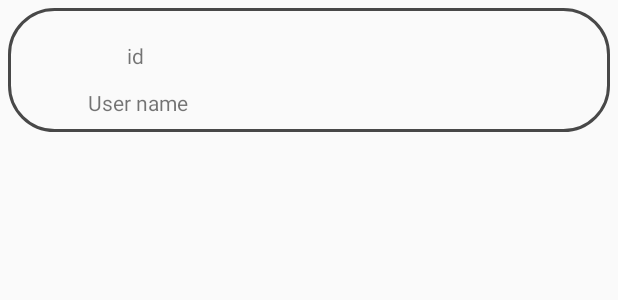
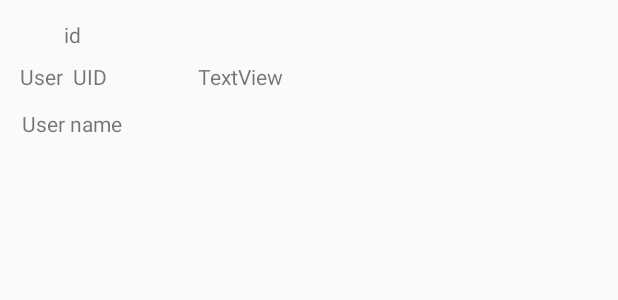
Before and after one commit to baali-boudjemaa/kotlinApp, an Android app: the layout raw.xml on its own in the app's theme, with its tools: preview values and no code run, on a phone screen of 412 x 824 dp. Shown: the top 300 px of the screen. Run offline under Robolectric (Android 15) with nearby library versions, the phone set to English and light mode, and no system bars; network calls fail.

```diff
--- a/app/src/main/java/com/example/kotlinapp/Adapter/UsersAdapter.kt
+++ b/app/src/main/java/com/example/kotlinapp/Adapter/UsersAdapter.kt
@@ -1,8 +1,8 @@
 package com.example.kotlinapp.Adapter
 
 import android.view.LayoutInflater
-import android.view.View
 import android.view.ViewGroup
+import android.widget.TextView
 import androidx.databinding.DataBindingUtil
 import androidx.recyclerview.widget.RecyclerView
 import com.example.kotlinapp.models.User
@@ -13,14 +13,15 @@ import kotlinx.android.synthetic.main.raw.view.*
 class UsersAdapter() : RecyclerView.Adapter<UsersViewHolder>() {
     lateinit var users: List<User>;
     override fun onCreateViewHolder(parent: ViewGroup, viewType: Int): UsersViewHolder {
+        val layoutInflater = LayoutInflater.from(parent.context)
         val binding: RawBinding = DataBindingUtil.inflate(
-            LayoutInflater.from(parent.context),
+            layoutInflater,
             R.layout.raw,
             parent,
             false
         )
 
-        return UsersViewHolder(binding.root)
+        return UsersViewHolder(binding)
     }
 
     fun updateUserList(users: List<User>):UsersAdapter {
@@ -33,17 +34,21 @@ class UsersAdapter() : RecyclerView.Adapter<UsersViewHolder>() {
     }
 
     override fun onBindViewHolder(holder: UsersViewHolder, position: Int) {
-        return holder.bind(users[position])
+         holder.bind(users[position])
     }
 }
 
-class UsersViewHolder(itemView: View) : RecyclerView.ViewHolder(itemView) {
+class UsersViewHolder(val binding : RawBinding) : RecyclerView.ViewHolder(binding.root) {
 
+     // var tc:TextView=itemView.tc
 
     fun bind(user: User) {
-        itemView.apply {
-            ids.text = """${user.id}"""
-            name.text = user.name
+
+        binding.apply {
+            println(user.uid)
+            tc.text=user.uid
+            iid = user.ids.toString()
+           names = user.name
         }
         // Glide.with(itemView.context).load("http://image.tmdb.org/t/p/w500${movie.poster_path}").into(photo)
 
--- a/app/src/main/java/com/example/kotlinapp/MainActivity.kt
+++ b/app/src/main/java/com/example/kotlinapp/MainActivity.kt
@@ -22,17 +22,17 @@ class MainActivity : AppCompatActivity() {
 
         var mainViewModel: MainViewModel =
             ViewModelProviders.of(this).get(MainViewModel::class.java);
-        binding.viewModel = mainViewModel
+
 
         mainViewModel.fetchAllUsers().observe(this, Observer<List<User>>() {
             recyclerView.apply {
                 setHasFixedSize(true)
                 layoutManager = LinearLayoutManager(this@MainActivity)
-                adapter =UsersAdapter().updateUserList(it);
+                adapter =UsersAdapter().updateUserList(it)
             }
         })
 //        recyclerView.adapter = UsersAdapter(mainViewModel.users.value!!)
 
-
+        //binding.viewModel = mainViewModel
     }
 }
--- a/app/src/main/java/com/example/kotlinapp/models/User.kt
+++ b/app/src/main/java/com/example/kotlinapp/models/User.kt
@@ -7,4 +7,4 @@ import androidx.room.PrimaryKey
 
 @Entity(tableName = "UserClass")
 data class User(@PrimaryKey
-                @ColumnInfo(name = "id") val id:Int, @ColumnInfo(name = "uid")  val uid:String, @ColumnInfo(name = "name")  val name:String, val password:String)
+                @ColumnInfo(name = "ids") val ids:Int, @ColumnInfo(name = "uid")  val uid:String, @ColumnInfo(name = "name")  val name:String, val password:String)
--- a/app/src/main/java/com/example/kotlinapp/viewmodel/MainViewModel.kt
+++ b/app/src/main/java/com/example/kotlinapp/viewmodel/MainViewModel.kt
@@ -37,7 +37,7 @@ class MainViewModel() : ViewModel() {
             .doOnSubscribe { onRetrievePostListStart() }
             .doOnTerminate { onRetrieveUsertListFinish() }
             .subscribe(
-                { onRetrieveUserListSuccess(it.user) },
+                { onRetrieveUserListSuccess(it) },
                 { onRetrieveUserListError() }
             )
 
@@ -69,8 +69,8 @@ class MainViewModel() : ViewModel() {
         loadingVisibility.value = View.GONE
     }
 
-    private fun onRetrieveUserListSuccess(users:List<User>){
-        usersAdapter.updateUserList(users)
+    private fun onRetrieveUserListSuccess(response: response){
+        usersAdapter.updateUserList(response.user)
     }
 
     private fun onRetrieveUserListError(){
--- a/app/src/main/res/layout/activity_main.xml
+++ b/app/src/main/res/layout/activity_main.xml
@@ -1,6 +1,7 @@
 <?xml version="1.0" encoding="utf-8"?>
 <layout xmlns:android="http://schemas.android.com/apk/res/android"
-    xmlns:app="http://schemas.android.com/apk/res-auto">
+    xmlns:app="http://schemas.android.com/apk/res-auto"
+    xmlns:tools="http://schemas.android.com/tools">
     <data>
         <variable
             name="viewModel"
@@ -18,6 +19,7 @@
         android:layout_marginStart="8dp"
         android:layout_marginTop="64dp"
         android:layout_marginEnd="8dp"
+        tools:listitem="@layout/raw"
         app:adapter="@{viewModel.getUsersAdapter()}"
         app:layout_constraintEnd_toEndOf="parent"
         app:layout_constraintStart_toStartOf="parent"
@@ -30,6 +32,7 @@
     app:layout_constraintEnd_toEndOf="parent"
     app:layout_constraintStart_toStartOf="parent"
     app:layout_constraintTop_toTopOf="parent"
-    app:mutableVisibility="@{viewModel.getLoadingVisibility()}" />
+
+        />
 </androidx.constraintlayout.widget.ConstraintLayout>
 </layout>
--- a/app/src/main/res/layout/raw.xml
+++ b/app/src/main/res/layout/raw.xml
@@ -1,69 +1,118 @@
 <?xml version="1.0" encoding="utf-8"?>
-<layout xmlns:android="http://schemas.android.com/apk/res/android"
+<layout xmlns:tools="http://schemas.android.com/tools"
+    xmlns:android="http://schemas.android.com/apk/res/android"
     xmlns:app="http://schemas.android.com/apk/res-auto">
 
     <data>
         <variable
-            name="user"
-            type="com.example.kotlinapp.models.User" />
+            name="iid"
+            type="String" />
+
+        <variable
+            name="names"
+            type="String" />
     </data>
-<RelativeLayout
+
+    <androidx.constraintlayout.widget.ConstraintLayout
         android:layout_width="match_parent"
         android:layout_height="wrap_content"
-    android:paddingBottom="10dp"
-    android:background="@drawable/rounded_red_border"
         android:layout_margin="5dp"
-    >
+        android:elevation="9dp"
+        android:paddingBottom="10dp">
 
         <TextView
             android:id="@+id/textView3"
-        android:layout_width="63dp"
-        android:layout_height="wrap_content"
+            android:layout_width="70dp"
+            android:layout_height="20dp"
             android:layout_alignParentStart="true"
             android:layout_alignParentTop="true"
-        android:layout_marginStart="33dp"
-        android:layout_marginTop="12dp"
+            android:layout_marginStart="8dp"
+            android:layout_marginTop="8dp"
+            android:layout_marginBottom="8dp"
+            android:elevation="9dp"
             android:gravity="center"
             android:text="id"
-        android:elevation="9dp"/>
+            app:layout_constraintBottom_toTopOf="@+id/textView7"
+            app:layout_constraintStart_toStartOf="parent"
+            app:layout_constraintTop_toTopOf="parent" />
 
         <TextView
             android:id="@+id/textView5"
-        android:layout_width="wrap_content"
+            android:layout_width="70dp"
             android:layout_height="wrap_content"
             android:layout_below="@+id/textView3"
             android:layout_alignStart="@+id/textView3"
-        android:layout_marginStart="0dp"
-        android:layout_marginTop="12dp"
+            android:elevation="9dp"
+
             android:gravity="center"
-        android:text="User name" />
+            android:text="User name"
+            app:layout_constraintBottom_toBottomOf="parent"
+            app:layout_constraintEnd_toEndOf="@+id/textView7"
+            app:layout_constraintTop_toBottomOf="@+id/textView7" />
 
         <TextView
             android:id="@+id/ids"
-        android:layout_width="wrap_content"
-        android:layout_height="wrap_content"
+            android:layout_width="60dp"
+            android:layout_height="20dp"
             android:layout_alignTop="@+id/textView3"
             android:layout_alignBottom="@+id/textView3"
             android:layout_centerHorizontal="true"
-        android:layout_marginStart="21dp"
-        android:layout_marginTop="0dp"
-        android:layout_marginBottom="0dp"
             android:layout_toEndOf="@+id/textView3"
             android:gravity="center"
-         android:text="@{user.id}" />
+            android:minWidth="20dp"
+            android:text="@{String.valueOf(iid)}"
+            app:layout_constraintBottom_toTopOf="@+id/tc"
+            app:layout_constraintEnd_toEndOf="parent"
+            app:layout_constraintHorizontal_bias="0.185"
+            app:layout_constraintStart_toEndOf="@+id/textView3"
+            app:layout_constraintTop_toTopOf="@+id/textView3"
+            app:layout_constraintVertical_bias="0.0" />
 
         <TextView
             android:id="@+id/name"
-        android:layout_width="wrap_content"
-        android:layout_height="15dp"
+            android:layout_width="66dp"
+            android:layout_height="18dp"
             android:layout_alignTop="@+id/textView5"
             android:layout_alignBottom="@+id/textView5"
-        android:layout_marginStart="18dp"
-        android:layout_marginTop="2dp"
-        android:layout_marginBottom="2dp"
             android:layout_toEndOf="@+id/textView5"
             android:gravity="center"
-        android:text="@{user.name}" />
+            android:minWidth="20dp"
+            android:text="@{names}"
+            app:layout_constraintBottom_toBottomOf="@+id/textView5"
+            app:layout_constraintEnd_toEndOf="@+id/tc"
+            app:layout_constraintHorizontal_bias="0.5"
+            app:layout_constraintStart_toStartOf="@+id/tc"
+            app:layout_constraintTop_toTopOf="@+id/textView5"
+            app:layout_constraintVertical_bias="1.0" />
 
-</RelativeLayout>
+        <TextView
+            android:id="@+id/tc"
+            android:layout_width="69dp"
+            android:layout_height="21dp"
+            android:layout_alignTop="@+id/textView7"
+            android:layout_alignBottom="@+id/textView7"
+            android:layout_toEndOf="@+id/textView7"
+            android:minWidth="25dp"
+            android:text="TextView"
+            app:layout_constraintBottom_toTopOf="@+id/textView5"
+            app:layout_constraintEnd_toEndOf="@+id/ids"
+            app:layout_constraintHorizontal_bias="0.0"
+            app:layout_constraintStart_toStartOf="@+id/ids"
+            app:layout_constraintTop_toTopOf="@+id/textView7"
+            app:layout_constraintVertical_bias="0.0" />
+
+        <TextView
+            android:id="@+id/textView7"
+            android:layout_width="70dp"
+            android:layout_height="wrap_content"
+            android:layout_below="@+id/textView5"
+            android:layout_alignStart="@+id/textView5"
+            android:layout_alignEnd="@+id/textView5"
+            android:layout_marginBottom="12dp"
+            android:text="User  UID"
+            app:layout_constraintBottom_toTopOf="@+id/textView5"
+            app:layout_constraintEnd_toEndOf="@+id/textView3"
+            app:layout_constraintTop_toBottomOf="@+id/textView3" />
+
+    </androidx.constraintlayout.widget.ConstraintLayout>
 </layout>
```
Lines whose indentation alone changed are shown as unchanged.
